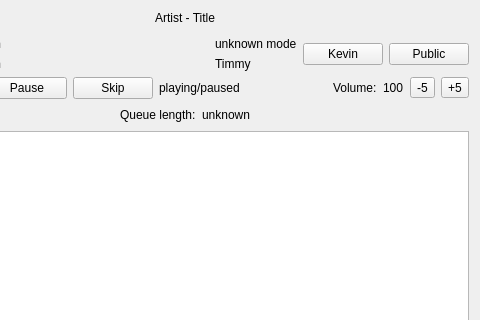
hyperquantum/PMP, file src/gui-remote/mainwidget.ui: the form before one commit; both pictures show x 110 to 590 and y 0 to 320 of the 590 by 550 pixel window.
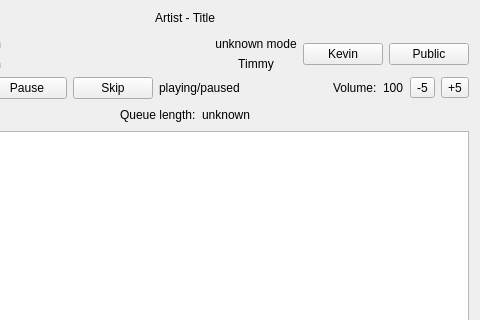
The form after the commit. Custom widgets are drawn as their Qt base class.

Commit message: Some changes to how the username for the current mode is displayed.

Diff of the .ui file:
```diff
--- a/src/gui-remote/mainwidget.ui
+++ b/src/gui-remote/mainwidget.ui
@@ -94,6 +94,9 @@
          <property name="text">
           <string>unknown mode</string>
          </property>
+         <property name="alignment">
+          <set>Qt::AlignCenter</set>
+         </property>
         </widget>
        </item>
        <item>
@@ -101,6 +104,9 @@
          <property name="text">
           <string>Timmy</string>
          </property>
+         <property name="alignment">
+          <set>Qt::AlignCenter</set>
+         </property>
         </widget>
        </item>
       </layout>
```
The commit also changes 1 other file.
